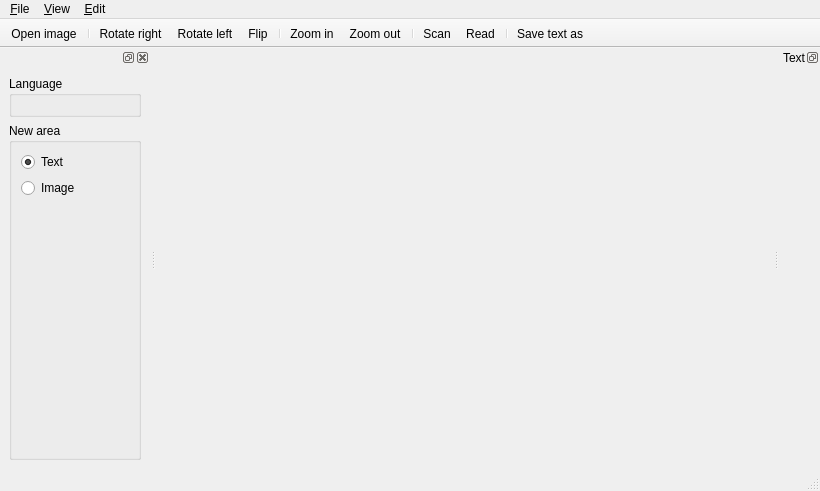
Before: the Qt Designer form ui_lector.ui in zdenop/lector, drawn with Qt 5.
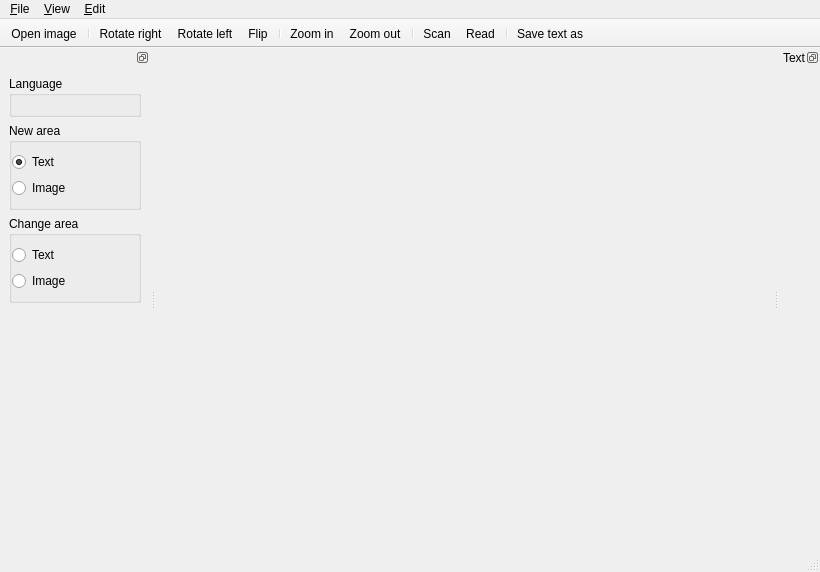
After: the same form once the commit is applied. Icons and pictures are not drawn.

Commit message: Adding a 'Change area type' groupbox to the UI

Patch:
```diff
--- a/ui_lector.ui
+++ b/ui_lector.ui
@@ -6,7 +6,7 @@
     <x>0</x>
     <y>0</y>
     <width>820</width>
-    <height>491</height>
+    <height>572</height>
    </rect>
   </property>
   <property name="windowTitle" >
@@ -118,6 +118,9 @@
      <height>0</height>
     </size>
    </property>
+   <property name="features" >
+    <set>QDockWidget::DockWidgetFloatable|QDockWidget::DockWidgetMovable</set>
+   </property>
    <property name="windowTitle" >
     <string/>
    </property>
@@ -145,7 +148,10 @@
        <property name="flat" >
         <bool>true</bool>
        </property>
-       <layout class="QVBoxLayout" >
+       <layout class="QVBoxLayout" name="verticalLayout_2" >
+        <property name="leftMargin" >
+         <number>0</number>
+        </property>
         <item>
          <widget class="QRadioButton" name="rbtn_text" >
           <property name="text" >
@@ -163,22 +169,54 @@
           </property>
          </widget>
         </item>
+       </layout>
+      </widget>
+     </item>
+     <item>
+      <widget class="QGroupBox" name="groupBox" >
+       <property name="toolTip" >
+        <string>Change selected area type</string>
+       </property>
+       <property name="title" >
+        <string>Change area</string>
+       </property>
+       <property name="flat" >
+        <bool>true</bool>
+       </property>
+       <layout class="QVBoxLayout" name="verticalLayout" >
+        <property name="leftMargin" >
+         <number>0</number>
+        </property>
         <item>
-         <spacer>
-          <property name="orientation" >
-           <enum>Qt::Vertical</enum>
+         <widget class="QRadioButton" name="rbtn_areato_text" >
+          <property name="text" >
+           <string>Text</string>
           </property>
-          <property name="sizeHint" stdset="0" >
-           <size>
-            <width>20</width>
-            <height>40</height>
-           </size>
+         </widget>
+        </item>
+        <item>
+         <widget class="QRadioButton" name="rbtn_areato_image" >
+          <property name="text" >
+           <string>Image</string>
           </property>
-         </spacer>
+         </widget>
         </item>
        </layout>
       </widget>
      </item>
+     <item>
+      <spacer name="verticalSpacer" >
+       <property name="orientation" >
+        <enum>Qt::Vertical</enum>
+       </property>
+       <property name="sizeHint" stdset="0" >
+        <size>
+         <width>20</width>
+         <height>171</height>
+        </size>
+       </property>
+      </spacer>
+     </item>
     </layout>
    </widget>
   </widget>
```
The commit also changes 1 other file.
